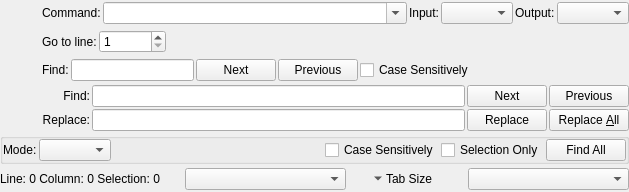
The window that resources/ui/codeeditor/status.ui (prymatex/prymatex) describes before a commit, drawn with Qt 5.
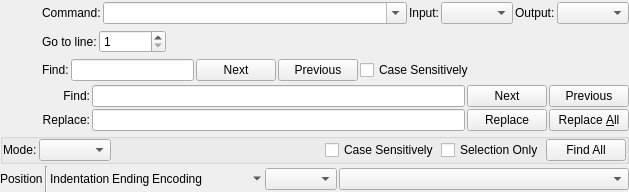
The same window after the commit. Icons and pictures are not drawn.

Commit message: Redistributing status bar objects

What changed in the file:
```diff
--- a/resources/ui/codeeditor/status.ui
+++ b/resources/ui/codeeditor/status.ui
@@ -433,7 +433,41 @@
          </size>
         </property>
         <property name="text">
-         <string>Line: 0 Column: 0 Selection: 0</string>
+         <string>Position</string>
+        </property>
+       </widget>
+      </item>
+      <item>
+       <widget class="Line" name="line">
+        <property name="orientation">
+         <enum>Qt::Vertical</enum>
+        </property>
+       </widget>
+      </item>
+      <item>
+       <widget class="QLabel" name="labelIndentation">
+        <property name="maximumSize">
+         <size>
+          <width>80</width>
+          <height>16777215</height>
+         </size>
+        </property>
+        <property name="text">
+         <string>Indentation</string>
+        </property>
+       </widget>
+      </item>
+      <item>
+       <widget class="QLabel" name="labelLineEnding">
+        <property name="text">
+         <string>Ending</string>
+        </property>
+       </widget>
+      </item>
+      <item>
+       <widget class="QLabel" name="labelEncoding">
+        <property name="text">
+         <string>Encoding</string>
         </property>
        </widget>
       </item>
@@ -461,16 +495,6 @@
         </property>
        </widget>
       </item>
-      <item>
-       <widget class="QComboBox" name="comboBoxSyntaxes">
-        <property name="maximumSize">
-         <size>
-          <width>250</width>
-          <height>16777215</height>
-         </size>
-        </property>
-       </widget>
-      </item>
       <item>
        <widget class="QToolButton" name="toolButtonMenuBundle">
         <property name="icon">
@@ -487,20 +511,24 @@
        </widget>
       </item>
       <item>
-       <widget class="QLabel" name="labelTabSize">
+       <widget class="QComboBox" name="comboBoxSyntaxes">
         <property name="maximumSize">
          <size>
-          <width>80</width>
+          <width>300</width>
           <height>16777215</height>
          </size>
         </property>
-        <property name="text">
-         <string>Tab Size</string>
-        </property>
        </widget>
       </item>
       <item>
-       <widget class="QComboBox" name="comboBoxSymbols"/>
+       <widget class="QComboBox" name="comboBoxSymbols">
+        <property name="sizePolicy">
+         <sizepolicy hsizetype="Expanding" vsizetype="Fixed">
+          <horstretch>0</horstretch>
+          <verstretch>0</verstretch>
+         </sizepolicy>
+        </property>
+       </widget>
       </item>
      </layout>
     </widget>
```
Left out of the diff: 2 changed lines with no effect on the pictures. The commit also changes 3 other files.
